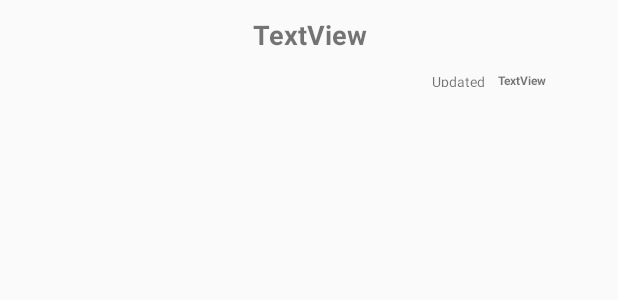
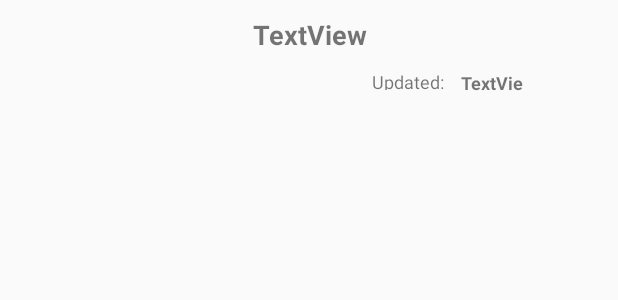
Before and after one commit to IvanYaremko/TopBooks, an Android app: the layout category_item.xml on its own in the app's theme, with its tools: preview values and no code run, on a phone screen of 412 x 824 dp. Shown: the top 300 px of the screen. Run offline under Robolectric (Android 15) with nearby library versions, the phone set to English and light mode, and no system bars; network calls fail.

Commit message:
progress bar added to book list

```diff
--- a/app/src/main/java/com/yaremko/topbooks/util/Util.kt
+++ b/app/src/main/java/com/yaremko/topbooks/util/Util.kt
@@ -12,6 +12,7 @@ fun getProgressDrawable(context: Context) : CircularProgressDrawable {
     return CircularProgressDrawable(context).apply {
         strokeWidth = 10f
         centerRadius = 50f
+        start()
     }
 }
 
--- a/app/src/main/java/com/yaremko/topbooks/view/books/BookDetailFragment.kt
+++ b/app/src/main/java/com/yaremko/topbooks/view/books/BookDetailFragment.kt
@@ -8,6 +8,8 @@ import com.bumptech.glide.request.transition.Transition
 
 import android.graphics.Bitmap
 import android.os.Bundle
+import android.text.Html
+import android.text.util.Linkify
 import androidx.fragment.app.Fragment
 import android.view.LayoutInflater
 import android.view.View
@@ -55,7 +57,7 @@ class BookDetailFragment : Fragment() {
             detailTitle.text = it
         }
 
-        book.bookContributor?.let {
+        book.bookAuthor?.let {
             detailAuthor.text = it
         }
 
--- a/app/src/main/java/com/yaremko/topbooks/view/books/BookListAdapter.kt
+++ b/app/src/main/java/com/yaremko/topbooks/view/books/BookListAdapter.kt
@@ -35,7 +35,7 @@ class BookListAdapter(private var bookList: ArrayList<Books>)
     override fun onBindViewHolder(holder: booksViewHolder, position: Int) {
         holder.view.rankText.text = bookList[position].rank
         holder.view.bookTitleText.text = bookList[position].bookTitle
-        holder.view.bookAuthorText.text = bookList[position].bookContributor
+        holder.view.bookAuthorText.text = bookList[position].bookAuthor
         bookList[position].bookImageURL?.let { holder.view.bookImage.loadImage(it, getProgressDrawable(holder.view.context)) }
 
         // IMPLEMENT LISTENER
--- a/app/src/main/java/com/yaremko/topbooks/view/category/CategoryListFragment.kt
+++ b/app/src/main/java/com/yaremko/topbooks/view/category/CategoryListFragment.kt
@@ -12,6 +12,7 @@ import androidx.recyclerview.widget.LinearLayoutManager
 import com.yaremko.topbooks.R
 import com.yaremko.topbooks.model.Names
 import com.yaremko.topbooks.viewmodel.CategoryListViewModel
+import kotlinx.android.synthetic.main.fragment_book_list.*
 import kotlinx.android.synthetic.main.fragment_category_list.*
 
 /*
--- a/app/src/main/res/layout/category_item.xml
+++ b/app/src/main/res/layout/category_item.xml
@@ -26,26 +26,26 @@
     <TextView
         android:id="@+id/textView2"
         style="@style/Small"
-        android:layout_width="36dp"
-        android:layout_height="10dp"
-        android:layout_marginStart="288dp"
-        android:layout_marginLeft="288dp"
+        android:layout_width="50dp"
+        android:layout_height="14dp"
+        android:layout_marginStart="248dp"
+        android:layout_marginLeft="248dp"
         android:text="Updated:"
         app:layout_constraintBottom_toBottomOf="parent"
         app:layout_constraintStart_toStartOf="parent"
         app:layout_constraintTop_toBottomOf="@+id/categoryText"
-        app:layout_constraintVertical_bias="0.415" />
+        app:layout_constraintVertical_bias="0.4" />
 
     <TextView
         android:id="@+id/updatedText"
         style="@style/Small_bold"
-        android:layout_width="wrap_content"
-        android:layout_height="wrap_content"
+        android:layout_width="47dp"
+        android:layout_height="14dp"
         android:text="TextView"
         app:layout_constraintBottom_toBottomOf="parent"
         app:layout_constraintEnd_toEndOf="parent"
-        app:layout_constraintHorizontal_bias="0.15"
+        app:layout_constraintHorizontal_bias="0.14"
         app:layout_constraintStart_toEndOf="@+id/textView2"
         app:layout_constraintTop_toBottomOf="@+id/categoryText"
-        app:layout_constraintVertical_bias="0.423" />
+        app:layout_constraintVertical_bias="0.428" />
 </androidx.constraintlayout.widget.ConstraintLayout>
--- a/app/src/main/res/layout/fragment_book_detail.xml
+++ b/app/src/main/res/layout/fragment_book_detail.xml
@@ -54,13 +54,16 @@
         android:id="@+id/detailDescription"
         style="@style/Text"
         android:layout_width="300dp"
-        android:layout_height="122dp"
+        android:layout_height="50dp"
         android:layout_marginTop="4dp"
         android:text="TextView"
+        app:autoSizeTextType="uniform"
         app:layout_constraintBottom_toBottomOf="parent"
         app:layout_constraintEnd_toEndOf="parent"
         app:layout_constraintHorizontal_bias="0.504"
         app:layout_constraintStart_toStartOf="parent"
         app:layout_constraintTop_toBottomOf="@+id/detailAuthor"
         app:layout_constraintVertical_bias="0.0" />
+
+
 </androidx.constraintlayout.widget.ConstraintLayout>
--- a/app/src/main/res/layout/fragment_book_list.xml
+++ b/app/src/main/res/layout/fragment_book_list.xml
@@ -27,7 +27,7 @@
         app:layout_constraintTop_toTopOf="parent" />
 
     <TextView
-        android:id="@+id/textView"
+        android:id="@+id/errorText"
         style="@style/Error"
         android:layout_width="wrap_content"
         android:layout_height="wrap_content"
--- a/app/src/main/res/values/styles.xml
+++ b/app/src/main/res/values/styles.xml
@@ -28,11 +28,11 @@
     </style>
 
     <style name="Small">
-        <item name="android:textSize">9sp</item>
+        <item name="android:textSize">12sp</item>
     </style>
 
     <style name="Small_bold">
-        <item name="android:textSize">8sp</item>
+        <item name="android:textSize">12sp</item>
         <item name="android:textStyle">bold</item>
     </style>
 
```
Also changed, not shown: app/src/main/java/com/yaremko/topbooks/view/books/BookListFragment.kt (+15 -0 lines), app/src/main/res/drawable/ic_star_border_black_24dp.xml (added, +9 -0 lines), app/src/main/res/layout/book_item.xml (+10 -9 lines).
